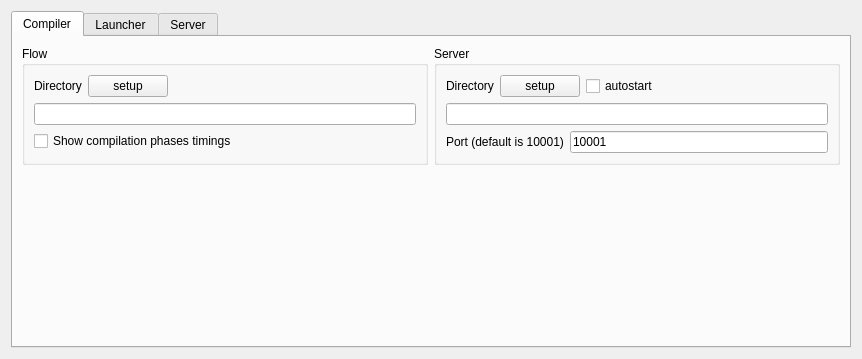
Old version of the form resources/kate/flow/FlowConfig.ui in the repository area9innovation/flow9.
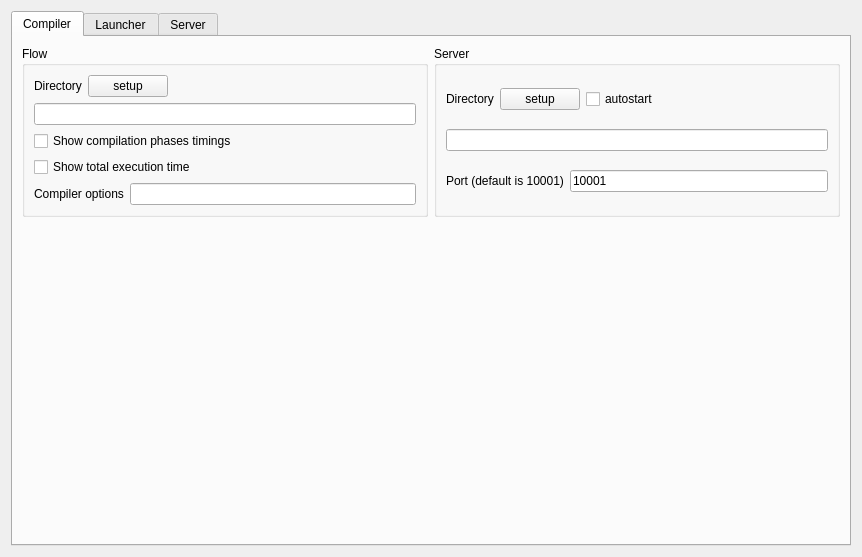
New version of the form.

Diff of the .ui file:
```diff
--- a/resources/kate/flow/FlowConfig.ui
+++ b/resources/kate/flow/FlowConfig.ui
@@ -7,7 +7,7 @@
     <x>0</x>
     <y>0</y>
     <width>862</width>
-    <height>359</height>
+    <height>557</height>
    </rect>
   </property>
   <layout class="QVBoxLayout" name="verticalLayout">
@@ -80,6 +80,27 @@
               </property>
              </widget>
             </item>
+            <item>
+             <widget class="QCheckBox" name="totalExecutionTimeCheckBox">
+              <property name="text">
+               <string>Show total execution time</string>
+              </property>
+             </widget>
+            </item>
+            <item>
+             <layout class="QHBoxLayout" name="horizontalLayout_4">
+              <item>
+               <widget class="QLabel" name="compilerOptionsLabel">
+                <property name="text">
+                 <string>Compiler options</string>
+                </property>
+               </widget>
+              </item>
+              <item>
+               <widget class="QLineEdit" name="compilerOptionsLineEdit"/>
+              </item>
+             </layout>
+            </item>
            </layout>
           </widget>
          </item>
@@ -171,7 +192,7 @@
          <property name="sizeHint" stdset="0">
           <size>
            <width>20</width>
-           <height>130</height>
+           <height>40</height>
           </size>
          </property>
         </spacer>
```
